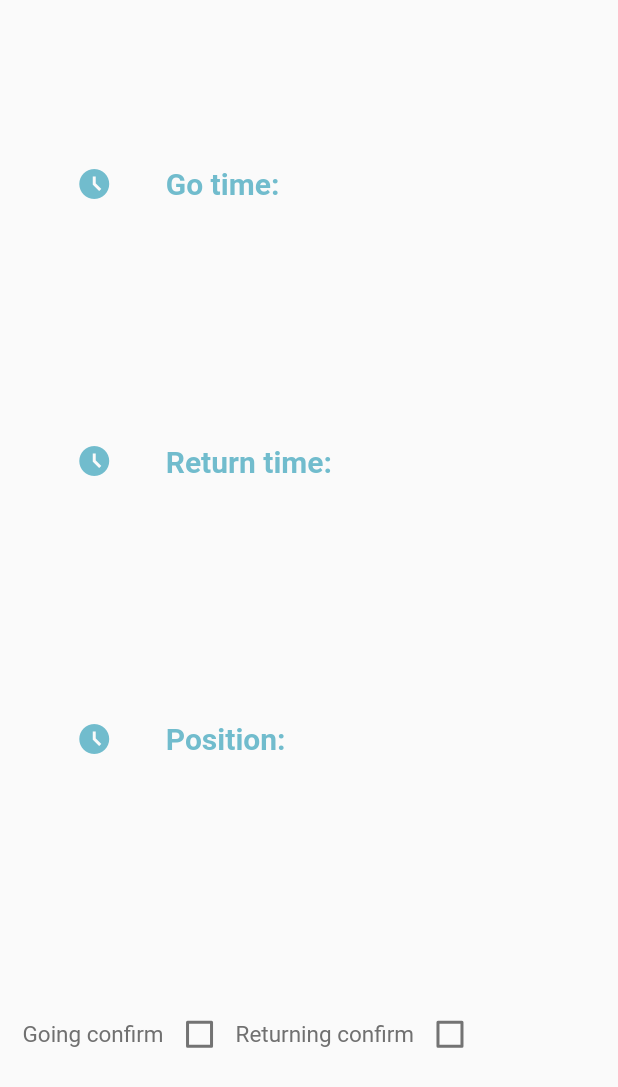
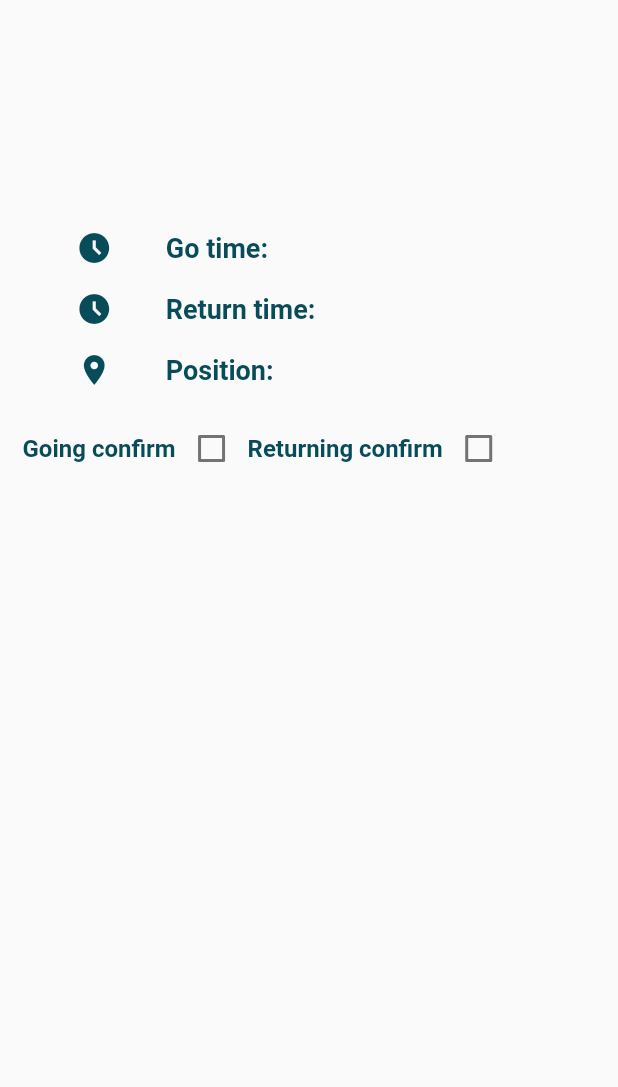
Before and after one commit to SedraAlkateb/odellaProject, a Flutter app: the TripStudentWidget widget shown alone on an empty page, opened directly with empty values, on a phone screen of 412 x 824 dp. Shown: the top 1087 px of the screen. Run offline on Flutter 3.47's test engine with Material 2 defaults, Android fonts, the phone set to English and light mode, and no system bars; our stand-ins replace badges, dartz, dio, easy_localization, expandable_text, firebase_core and 21 more; missing offline and left inert: dart:ffi, flutter_barcode_scanner, flutter_polyline_points, laravel_echo, pusher_client; accounts and stored records are empty; generated files the repository leaves out were written again; network calls fail; project files that could hold a hidden picture were left out.

Commit message:
final123

```diff
--- a/lib/presentation/page/program/view/programs_view.dart
+++ b/lib/presentation/page/program/view/programs_view.dart
@@ -212,19 +212,22 @@ class TripStudentWidget extends StatelessWidget {
   @override
   Widget build(BuildContext context) {
     return Container(
+      // height: 50.h,
+      // width: 100.w,
       margin: const EdgeInsets.all(15),
       padding: const EdgeInsets.symmetric(vertical: 15),
       alignment: Alignment.center,
       child: Column(
-          mainAxisAlignment: MainAxisAlignment.spaceAround,
+          mainAxisAlignment: MainAxisAlignment.start,
           children: [
+            SizedBox(height: 15.h,),
             Row(
               children: [
                 Expanded(
                   flex: 1,
                   child: Icon(
                     Icons.access_time_filled,
-                color: ColorManager.sidBar,
+                    color: ColorManager.sidBarIcon,
                   ),
                 ),
                 Expanded(
@@ -232,21 +235,22 @@ class TripStudentWidget extends StatelessWidget {
                   child: Text(
                     '${LocaleKeys.Gotime.tr()} ${trip.start}',
                     style:  TextStyle(
-                  fontSize: 20,
-                  color: ColorManager.sidBar,
+                      fontSize: 18,
+                      color: ColorManager.sidBarIcon,
                       fontWeight: FontWeight.bold,
                     ),
                   ),
                 ),
               ],
             ),
+            SizedBox(height: 2.h,),
             Row(
               children: [
                 Expanded(
                   flex: 1,
                   child: Icon(
                     Icons.access_time_filled,
-                color: ColorManager.sidBar,
+                    color: ColorManager.sidBarIcon,
                   ),
                 ),
                 Expanded(
@@ -254,21 +258,22 @@ class TripStudentWidget extends StatelessWidget {
                   child: Text(
                     '${LocaleKeys.Returntime.tr()} ${trip.end}',
                     style:  TextStyle(
-                  fontSize: 20,
-                  color: ColorManager.sidBar,
+                      fontSize: 18,
+                      color: ColorManager.sidBarIcon,
                       fontWeight: FontWeight.bold,
                     ),
                   ),
                 ),
               ],
             ),
+            SizedBox(height: 2.h,),
             Row(
               children: [
                 Expanded(
                   flex: 1,
                   child: Icon(
-                Icons.access_time_filled,
-                color: ColorManager.sidBar,
+                    Icons.location_on,
+                    color: ColorManager.sidBarIcon,
                   ),
                 ),
                 Expanded(
@@ -276,8 +281,8 @@ class TripStudentWidget extends StatelessWidget {
                   child: Text(
                     '${LocaleKeys.Position.tr()} ${trip.dataTransferPositions?.name}',
                     style: TextStyle(
-                  fontSize: 20,
-                  color: ColorManager.sidBar,
+                      fontSize: 18,
+                      color: ColorManager.sidBarIcon,
                       fontWeight: FontWeight.bold,
                     ),
                   ),
@@ -285,10 +290,15 @@ class TripStudentWidget extends StatelessWidget {
                 ),
               ],
             ),
+            SizedBox(height: 2.h,),
             Row(
               children: [
                 Text(LocaleKeys.GoingConfirm.tr(),
-    style: TextStyle(fontSize: 15,color: ColorManager.grey1),
+                  style: TextStyle(
+                    fontSize: 16,
+                    color: ColorManager.sidBarIcon,
+                    fontWeight: FontWeight.bold,
+                  ),
 
                 ),
                 Checkbox(
@@ -305,13 +315,20 @@ class TripStudentWidget extends StatelessWidget {
                         listen: false)
                         .confirmStudent();
                   },
+
+                  activeColor: ColorManager.sidBar ,
                 ),
                 Text(
                   LocaleKeys.Returningconfirm.tr(),
-              style: TextStyle(fontSize: 15,color: ColorManager.grey1),
+                  style: TextStyle(
+                    fontSize: 16,
+                    color: ColorManager.sidBarIcon,
+                    fontWeight: FontWeight.bold,
+                  ),
                 ),
                 Checkbox(
                   value:  trip.confirmAttendance2,
+
                   onChanged: (bool? value) {
                     Provider.of<ProgramsViewModel>(
                         context,
@@ -324,6 +341,7 @@ class TripStudentWidget extends StatelessWidget {
                         listen: false)
                         .confirmStudent();
                   },
+                  activeColor: ColorManager.sidBar ,
                 ),
               ],
             ),
```
Also changed, not shown: lib/main.dart (+5 -2 lines), lib/notification_details.dart (+9 -6 lines), lib/notification_list.dart (+5 -4 lines), lib/presentation/page/profile/view/profile_view.dart (+2 -7 lines), 2 other files. Lines whose indentation alone changed are shown as unchanged.
